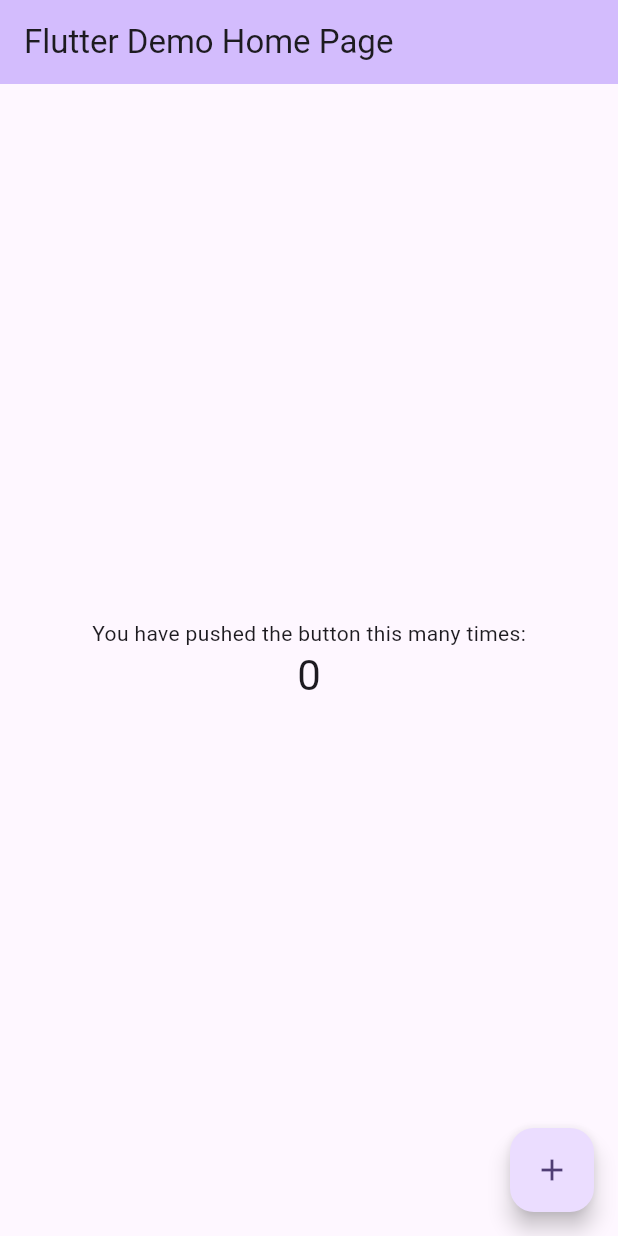
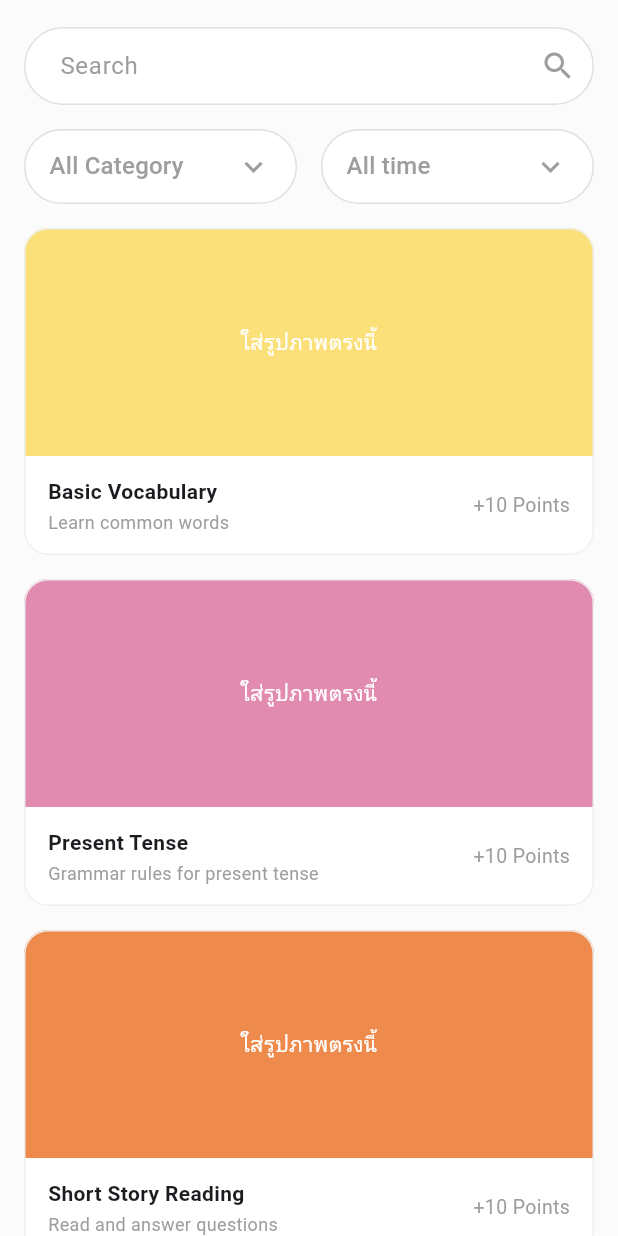
Before and after one commit to PuthoPutho/PetPoint, a Flutter app: the screen it shows after launch, on a phone screen of 412 x 824 dp. Run offline on Flutter 3.47's test engine with Material 3 defaults, Android fonts, the phone set to English and light mode, and no system bars.

Commit message:
add quiz screen detail and list

```diff
--- a/frontend/lib/main.dart
+++ b/frontend/lib/main.dart
@@ -1,4 +1,5 @@
 import 'package:flutter/material.dart';
+import 'screens/quiz/quiz_list_screen.dart';
 
 void main() {
   runApp(const MyApp());
@@ -30,7 +31,8 @@ class MyApp extends StatelessWidget {
         // tested with just a hot reload.
         colorScheme: .fromSeed(seedColor: Colors.deepPurple),
       ),
-      home: const MyHomePage(title: 'Flutter Demo Home Page'),
+      // home: const MyHomePage(title: 'Flutter Demo Home Page'),
+      home: const QuizListScreen(), // เปลี่ยนหน้าแรกเป็นหน้า Quiz
     );
   }
 }
--- /dev/null
+++ b/frontend/lib/models/quiz.dart
@@ -0,0 +1,21 @@
+class Quiz {
+  final String uuid;
+  final String title;
+  final String description;
+  final String category;
+  final int points;
+  final int duration; // 👈 เพิ่มเวลาทำควิซ (นาที)
+  final int questionCount; // 👈 เพิ่มจำนวนข้อ
+  final DateTime createdAt;
+
+  Quiz({
+    required this.uuid,
+    required this.title,
+    required this.description,
+    required this.category,
+    required this.points,
+    required this.duration,
+    required this.questionCount,
+    required this.createdAt,
+  });
+}
--- /dev/null
+++ b/frontend/lib/screens/quiz/quiz_detail_screen.dart
@@ -0,0 +1,127 @@
+
+import 'package:flutter/material.dart';
+import '../../models/quiz.dart';
+import '../../utils/app_colors.dart';
+
+class QuizDetailScreen extends StatelessWidget {
+  final Quiz quizData; // 👈 รับข้อมูลควิซที่ถูกกดส่งมาหน้านี้
+
+  const QuizDetailScreen({super.key, required this.quizData});
+
+  @override
+  Widget build(BuildContext context) {
+    return Scaffold(
+      backgroundColor: const Color(0xFFF5F5F5), // พื้นหลังสีเทาอ่อน
+      appBar: AppBar(
+        backgroundColor: Colors.transparent,
+        elevation: 0,
+        leading: IconButton(
+          icon: const Icon(Icons.arrow_back_ios_new, color: Colors.black),
+          onPressed: () => Navigator.pop(context), // 👈 กดแล้วย้อนกลับหน้าเดิม
+        ),
+      ),
+      body: Padding(
+        padding: const EdgeInsets.all(16.0),
+        child: Container(
+          width: double.infinity,
+          height: MediaQuery.of(context).size.height * 0.8, // 👈 ปรับความสูงของกล่องตรงนี้ (ตอนนี้ตั้งไว้ที่ 80% ของหน้าจอ)
+          padding: const EdgeInsets.all(20.0),
+          decoration: BoxDecoration(
+            color: Colors.white,
+            borderRadius: BorderRadius.circular(24), // กล่องโค้งมนตามดีไซน์
+          ),
+          child: Column(
+            crossAxisAlignment: CrossAxisAlignment.start,
+            children: [
+              // 1. รูปภาพหน้าปก
+              Container(
+                height: 160,
+                width: double.infinity,
+                decoration: BoxDecoration(
+                  color: _getCategoryColor(quizData.category), // สีปกจะเปลี่ยนตามหมวดหมู่เดียวกับที่แสดงในการ์ด
+                  borderRadius: BorderRadius.circular(16),
+                ),
+                child: const Center(
+                  child: Text('ใส่รูปภาพตรงนี้', style: TextStyle(color: Colors.white)),
+                ),
+              ),
+              const SizedBox(height: 24),
+
+              // 2. ชื่อและรายละเอียด
+              Text(
+                quizData.title,
+                style: const TextStyle(fontSize: 22, fontWeight: FontWeight.bold),
+              ),
+              const SizedBox(height: 4),
+              Text(
+                quizData.description,
+                style: const TextStyle(color: Colors.grey, fontSize: 16),
+              ),
+              const SizedBox(height: 24),
+
+              // 3. กล่องข้อมูล (ใช้ฟังก์ชัน _buildInfoRow ที่สร้างไว้ด้านล่าง)
+              _buildInfoRow(Icons.book_outlined, '${quizData.questionCount} questions', AppColors.primaryGreen),
+              _buildInfoRow(Icons.timer_outlined, '${quizData.duration} minutes', AppColors.primaryGreen),
+              _buildInfoRow(Icons.star_border_rounded, '${quizData.points} points', AppColors.primaryGreen),
+              _buildInfoRow(Icons.info_outline_rounded, quizData.category, AppColors.primaryGreen),
+
+              const Spacer(), // 👈 ดันปุ่มให้ไปอยู่ล่างสุดของกล่อง
+
+              // 4. ปุ่ม Start Quiz
+              SizedBox(
+                width: double.infinity,
+                height: 50,
+                child: ElevatedButton(
+                  style: ElevatedButton.styleFrom(
+                    backgroundColor: AppColors.primaryGreen, // สีเขียวตามตีมแอป
+                    shape: RoundedRectangleBorder(
+                      borderRadius: BorderRadius.circular(12),
+                    ),
+                  ),
+                  onPressed: () {
+                    print('เริ่มทำควิซ: ${quizData.title}');
+                    // TODO: นำทางไปหน้า QuizPlayScreen
+                  },
+                  child: const Text(
+                    'Start Quiz',
+                    style: TextStyle(fontSize: 18, color: Colors.white, fontWeight: FontWeight.bold),
+                  ),
+                ),
+              ),
+            ],
+          ),
+        ),
+      ),
+    );
+  }
+
+  // 🧩 เลโก้ชิ้นเล็กๆ สำหรับสร้างแถวข้อมูล (ช่วยให้โค้ดไม่รก)
+  Widget _buildInfoRow(IconData icon, String text, Color iconColor) {
+    return Container(
+      margin: const EdgeInsets.only(bottom: 12),
+      padding: const EdgeInsets.symmetric(horizontal: 16, vertical: 12),
+      decoration: BoxDecoration(
+        border: Border.all(color: Colors.grey.shade300),
+        borderRadius: BorderRadius.circular(12),
+      ),
+      child: Row(
+        children: [
+          Icon(icon, color: iconColor),
+          const SizedBox(width: 16),
+          Text(text, style: const TextStyle(fontSize: 16)),
+        ],
+      ),
+    );
+  }
+
+  // 🎨 ดึงสีปกให้ตรงกับในหน้า Card
+  Color _getCategoryColor(String category) {
+    final cat = category.toLowerCase();
+    if (cat.contains('vocab') || cat.contains('volcab')) return const Color(0xFFFBE07A); // สีเหลือง
+    if (cat.contains('grammar')) return const Color(0xFFE28BB0); // สีชมพู
+    if (cat.contains('reading')) return const Color(0xFFEE8A4B); // สีส้ม
+    if (cat.contains('conversation')) return Colors.lightBlueAccent; // สีฟ้า
+    if (cat.contains('sentence')) return Colors.greenAccent; // สีเขียว
+    return Colors.blue;
+  }
+}
--- /dev/null
+++ b/frontend/lib/screens/quiz/quiz_list_screen.dart
@@ -0,0 +1,231 @@
+import 'package:flutter/material.dart';
+import '../../services/mock_quiz_service.dart';
+import '../../widgets/quiz_card.dart';
+
+class QuizListScreen extends StatefulWidget {
+  const QuizListScreen({super.key});
+
+  @override
+  State<QuizListScreen> createState() => _QuizListScreenState();
+}
+
+class _QuizListScreenState extends State<QuizListScreen> {
+  final List<String> categories = [
+    'All Category',
+    'Vocabulary',
+    'Grammar',
+    'Reading',
+    'Conversation',
+    'Sentence',
+  ];
+  String selectedCategory = 'All Category';
+
+  final List<String> timeFilters = [
+    'All time',
+    'Last week',
+    'Last month',
+    'Last year',
+  ];
+  String selectedTimeFilter = 'All time';
+
+  @override
+  Widget build(BuildContext context) {
+    // โหลดข้อมูลจำลองและฟิลเตอร์ตามหมวดหมู่ที่เลือก
+    final allQuizzes = MockQuizService.getMockQuizzes();
+
+    final quizzes = allQuizzes.where((quiz) {
+      final matchesCategory =
+          selectedCategory == 'All Category' || quiz.category == selectedCategory;
+
+      final now = DateTime.now();
+      final difference = now.difference(quiz.createdAt);
+
+      bool matchesTime = true;
+      if (selectedTimeFilter == 'Last week') {
+        matchesTime = difference.inDays <= 7;
+      } else if (selectedTimeFilter == 'Last month') {
+        matchesTime = difference.inDays <= 30;
+      } else if (selectedTimeFilter == 'Last year') {
+        matchesTime = difference.inDays <= 365;
+      }
+
+      return matchesCategory && matchesTime;
+    }).toList();
+
+    return Scaffold(
+      backgroundColor: const Color(0xFFFBFBFB), // สีพื้นหลังเทาอ่อนมากๆ เสมือนขาว
+      body: SafeArea(
+        child: Padding(
+          padding: const EdgeInsets.symmetric(horizontal: 16.0),
+          child: Column(
+          children: [
+            const SizedBox(height: 18),
+            // 1. ช่องค้นหา (Search Bar)
+            TextField(
+              decoration: InputDecoration(
+                hintText: 'Search',
+                hintStyle: const TextStyle(color: Colors.grey),
+                suffixIcon: const Icon(Icons.search, color: Colors.grey), // ไอคอนอยู่ขวา
+                filled: true,
+                fillColor: Colors.white,
+                contentPadding: const EdgeInsets.symmetric(horizontal: 20, vertical: 14),
+                border: OutlineInputBorder(
+                  borderRadius: BorderRadius.circular(30),
+                  borderSide: BorderSide(color: Colors.grey.shade300, width: 1),
+                ),
+                enabledBorder: OutlineInputBorder(
+                  borderRadius: BorderRadius.circular(30),
+                  borderSide: BorderSide(color: Colors.grey.shade300, width: 1),
+                ),
+                focusedBorder: OutlineInputBorder(
+                  borderRadius: BorderRadius.circular(30),
+                  borderSide: BorderSide(color: Colors.grey.shade300, width: 1),
+                ),
+              ),
+            ),
+            const SizedBox(height: 16),
+
+            // 2. ดรอปดาวน์ฟิลเตอร์ (หมวดหมู่ และ Last month)
+            Row(
+              children: [
+                Expanded(
+                  child: Container(
+                    padding: const EdgeInsets.symmetric(horizontal: 16, vertical: 0),
+                    decoration: BoxDecoration(
+                      color: Colors.white,
+                      borderRadius: BorderRadius.circular(30),
+                      border: Border.all(color: Colors.grey.shade300, width: 1),
+                    ),
+                    child: DropdownButtonHideUnderline(
+                      child: DropdownButton<String>(
+                        value: selectedCategory,
+                        isExpanded: true,
+                        icon: const Icon(Icons.keyboard_arrow_down, color: Colors.grey),
+                        dropdownColor: Colors.white,
+                        borderRadius: BorderRadius.circular(16),
+                        elevation: 2,
+                        selectedItemBuilder: (BuildContext context) {
+                          return categories.map<Widget>((String item) {
+                            return Align(
+                              alignment: Alignment.centerLeft,
+                              child: Text(
+                                item,
+                                style: const TextStyle(color: Colors.grey),
+                              ),
+                            );
+                          }).toList();
+                        },
+                        items: categories.map((String category) {
+                          final isSelected = category == selectedCategory;
+                          return DropdownMenuItem<String>(
+                            value: category,
+                            child: Row(
+                              mainAxisAlignment: MainAxisAlignment.spaceBetween,
+                              children: [
+                                Text(
+                                  category,
+                                  style: TextStyle(
+                                    color: isSelected ? Colors.black87 : Colors.grey.shade700,
+                                    fontWeight: isSelected ? FontWeight.w600 : FontWeight.normal,
+                                  ),
+                                ),
+                                if (isSelected)
+                                  const Icon(Icons.check, size: 18, color: Colors.black87),
+                              ],
+                            ),
+                          );
+                        }).toList(),
+                        onChanged: (String? newValue) {
+                          if (newValue != null) {
+                            setState(() {
+                              selectedCategory = newValue;
+                            });
+                          }
+                        },
+                      ),
+                    ),
+                  ),
+                ),
+                const SizedBox(width: 16),
+                Expanded(
+                  child: Container(
+                    padding: const EdgeInsets.symmetric(horizontal: 16, vertical: 0),
+                    decoration: BoxDecoration(
+                      color: Colors.white,
+                      borderRadius: BorderRadius.circular(30),
+                      border: Border.all(color: Colors.grey.shade300, width: 1),
+                    ),
+                    child: DropdownButtonHideUnderline(
+                      child: DropdownButton<String>(
+                        value: selectedTimeFilter,
+                        isExpanded: true,
+                        icon: const Icon(Icons.keyboard_arrow_down, color: Colors.grey),
+                        dropdownColor: Colors.white,
+                        borderRadius: BorderRadius.circular(16),
+                        elevation: 2,
+                        selectedItemBuilder: (BuildContext context) {
+                          return timeFilters.map<Widget>((String item) {
+                            return Align(
+                              alignment: Alignment.centerLeft,
+                              child: Text(
+                                item,
+                                style: const TextStyle(color: Colors.grey),
+                              ),
+                            );
+                          }).toList();
+                        },
+                        items: timeFilters.map((String filter) {
+                          final isSelected = filter == selectedTimeFilter;
+                          return DropdownMenuItem<String>(
+                            value: filter,
+                            child: Row(
+                              mainAxisAlignment: MainAxisAlignment.spaceBetween,
+                              children: [
+                                Text(
+                                  filter,
+                                  style: TextStyle(
+                                    color: isSelected ? Colors.black87 : Colors.grey.shade700,
+                                    fontWeight: isSelected ? FontWeight.w600 : FontWeight.normal,
+                                  ),
+                                ),
+                                if (isSelected)
+                                  const Icon(Icons.check, size: 18, color: Colors.black87),
+                              ],
+                            ),
+                          );
+                        }).toList(),
+                        onChanged: (String? newValue) {
+                          if (newValue != null) {
+                            setState(() {
+                              selectedTimeFilter = newValue;
+                            });
+                          }
+                        },
+                      ),
+                    ),
+                  ),
+                ),
+              ],
+            ),
+            const SizedBox(height: 16),
+
+            // 3. รายการการ์ดแบบเลื่อนได้ (List of Cards)
+            Expanded(
+              child: ListView.builder(
+                physics: const BouncingScrollPhysics(parent: AlwaysScrollableScrollPhysics()),
+                padding: const EdgeInsets.only(bottom: 24),
+                itemCount: quizzes.length,
+                itemBuilder: (context, index) {
+                  // เรียกใช้เลโก้ QuizCard ที่เราสร้างไว้
+                  return QuizCard(quizData: quizzes[index]);
+                },
+              ),
+            ),
+          ],
+        ),
+      ),
+      ),
+    );
+  }
+
+}
--- /dev/null
+++ b/frontend/lib/services/mock_quiz_service.dart
@@ -0,0 +1,69 @@
+import '../models/quiz.dart';
+
+class MockQuizService {
+  static List<Quiz> getMockQuizzes() {
+    final now = DateTime.now();
+    return [
+      Quiz(
+        uuid: '1',
+        title: 'Basic Vocabulary',
+        description: 'Learn common words',
+        category: 'Vocabulary',
+        points: 10,
+        createdAt: now.subtract(const Duration(days: 2)),
+        duration: 1, // 10 นาที
+  questionCount: 10, // 10 ข้อ
+      ),
+      Quiz(
+        uuid: '2',
+        title: 'Present Tense',
+        description: 'Grammar rules for present tense',
+        category: 'Grammar',
+        points: 10,
+        createdAt: now.subtract(const Duration(days: 15)),
+        duration: 1, // 10 นาที
+  questionCount: 10, // 10 ข้อ
+      ),
+      Quiz(
+        uuid: '3',
+        title: 'Short Story Reading',
+        description: 'Read and answer questions',
+        category: 'Reading',
+        points: 10,
+        createdAt: now.subtract(const Duration(days: 45)),
+        duration: 1, // 10 นาที
+  questionCount: 10, // 10 ข้อ
+      ),
+      Quiz(
+        uuid: '4',
+        title: 'Daily Conversation',
+        description: 'Practice speaking situations',
+        category: 'Conversation',
+        points: 10,
+        createdAt: now.subtract(const Duration(days: 5)),
+        duration: 1, // 10 นาที
+        questionCount: 10, // 10 ข้อ
+      ),
+      Quiz(
+        uuid: '5',
+        title: 'Sentence Structure',
+        description: 'Building correct sentences',
+        category: 'Sentence',
+        points: 10,
+        createdAt: now.subtract(const Duration(days: 400)),
+        duration: 1, // 10 นาที
+        questionCount: 10, // 10 ข้อ
+      ),
+      Quiz(
+        uuid: '6',
+        title: 'Advanced Vocabulary',
+        description: 'Expand your word list',
+        category: 'Vocabulary',
+        points: 10,
+        createdAt: now.subtract(const Duration(days: 20)),
+        duration: 1, // 10 นาที
+       questionCount: 10, // 10 ข้อ
+      ),
+    ];
+  }
+}
--- /dev/null
+++ b/frontend/lib/utils/app_colors.dart
@@ -0,0 +1,5 @@
+import 'package:flutter/material.dart';
+
+class AppColors {
+  static const Color primaryGreen = Color(0xFF59AC77);
+}
--- /dev/null
+++ b/frontend/lib/widgets/quiz_card.dart
@@ -0,0 +1,101 @@
+import 'package:flutter/material.dart';
+import '../models/quiz.dart';
+import '../screens/quiz/quiz_detail_screen.dart';
+
+class QuizCard extends StatelessWidget {
+  final Quiz quizData;
+
+  const QuizCard({super.key, required this.quizData});
+
+  @override
+  Widget build(BuildContext context) {
+    return Container(
+      width: 336,
+      height: 218,
+      margin: const EdgeInsets.only(bottom: 16.0),
+      child: Card(
+        margin: EdgeInsets.zero,
+        color: Colors.white,
+        clipBehavior: Clip.antiAlias, // ทำให้มุมการ์ดโค้งมนกินเข้าไปในรูป
+        shape: RoundedRectangleBorder(
+          borderRadius: BorderRadius.circular(16),
+          side: BorderSide(color: Colors.grey.shade200, width: 1),
+        ),
+        elevation: 0, // ลดเงาให้ดูแบนๆ คล้ายดีไซน์
+        child: InkWell(
+          onTap: () {
+            Navigator.push(
+            context,
+            MaterialPageRoute(
+              builder: (context) => QuizDetailScreen(quizData: quizData),
+            ),
+          );
+          },
+          child: Column(
+            crossAxisAlignment: CrossAxisAlignment.start,
+            children: [
+              // ส่วนที่ 1: รูปภาพหน้าปก (ใช้กรอบสีแทนชั่วคราว)
+              Container(
+                height: 152,
+                width: double.infinity,
+                color: _getCategoryColor(quizData.category),
+                child: const Center(
+                  child: Text('ใส่รูปภาพตรงนี้', style: TextStyle(color: Colors.white)),
+                ),
+              ),
+              // ส่วนที่ 2: ข้อความด้านล่าง
+              Expanded(
+                child: Padding(
+                  padding: const EdgeInsets.symmetric(horizontal: 16.0, vertical: 8.0),
+                  child: Row(
+                    mainAxisAlignment: MainAxisAlignment.spaceBetween,
+                    crossAxisAlignment: CrossAxisAlignment.center,
+                    children: [
+                      Expanded(
+                        child: Column(
+                          crossAxisAlignment: CrossAxisAlignment.start,
+                          mainAxisAlignment: MainAxisAlignment.center,
+                          children: [
+                            Text(
+                              quizData.title,
+                              style: const TextStyle(fontSize: 14, fontWeight: FontWeight.bold),
+                              maxLines: 1,
+                              overflow: TextOverflow.ellipsis,
+                            ),
+                            const SizedBox(height: 2),
+                            Text(
+                              quizData.description,
+                              style: const TextStyle(color: Colors.grey, fontSize: 12),
+                              maxLines: 1,
+                              overflow: TextOverflow.ellipsis,
+                            ),
+                          ],
+                        ),
+                      ),
+                      const SizedBox(width: 8),
+                      Text(
+                        '+${quizData.points} Points',
+                        style: const TextStyle(color: Colors.grey, fontSize: 13),
+                      ),
+                    ],
+                  ),
+                ),
+              ),
+            ],
+          ),
+        ),
+      ),
+    );
+  }
+
+  // ฟังก์ชันเล็กๆ ช่วยสุ่มสีพื้นหลังให้ตรงส่วนหมวดหมู่
+  Color _getCategoryColor(String category) {
+    final cat = category.toLowerCase();
+    if (cat.contains('vocab') || cat.contains('volcab')) return const Color(0xFFFBE07A); // สีเหลือง
+    if (cat.contains('grammar')) return const Color(0xFFE28BB0); // สีชมพู
+    if (cat.contains('reading')) return const Color(0xFFEE8A4B); // สีส้ม
+    if (cat.contains('conversation')) return Colors.lightBlueAccent; // สีฟ้า
+    if (cat.contains('sentence')) return Colors.greenAccent; // สีเขียว
+    return Colors.blue;
+  }
+}
```
Also changed, not shown: 6 other files.
